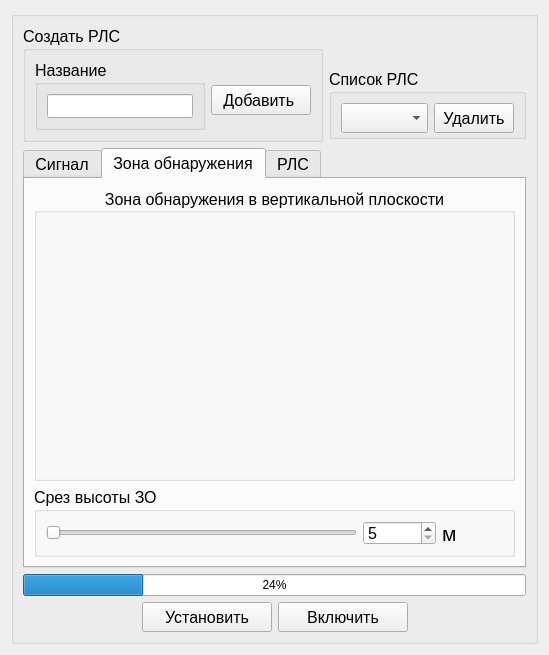
The window that src/Application/GUI/UI/optrlswindow.ui (Nisitka/air-trail-generator) describes before a commit, drawn with Qt 5.
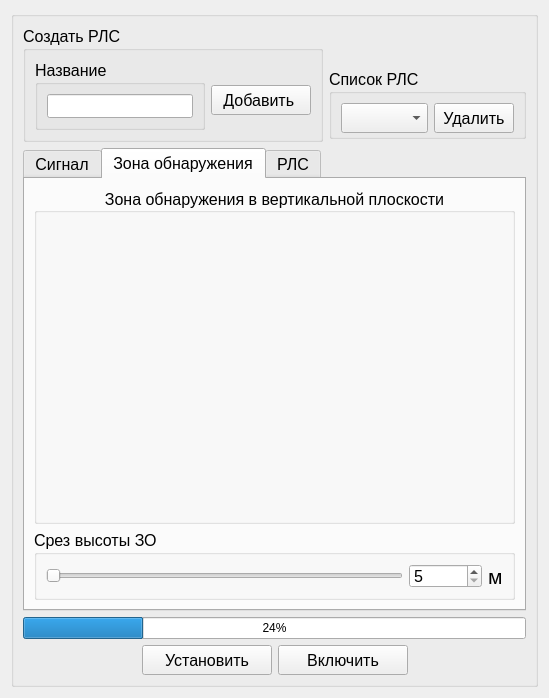
The same window after the commit.

Diff of the .ui file:
```diff
--- a/src/Application/GUI/UI/optrlswindow.ui
+++ b/src/Application/GUI/UI/optrlswindow.ui
@@ -7,7 +7,7 @@
     <x>0</x>
     <y>0</y>
     <width>549</width>
-    <height>636</height>
+    <height>698</height>
    </rect>
   </property>
   <property name="windowTitle">
@@ -619,25 +619,6 @@
                  </property>
                 </widget>
                </item>
-               <item>
-                <widget class="QLabel" name="colorHLabel">
-                 <property name="minimumSize">
-                  <size>
-                   <width>40</width>
-                   <height>30</height>
-                  </size>
-                 </property>
-                 <property name="maximumSize">
-                  <size>
-                   <width>40</width>
-                   <height>30</height>
-                  </size>
-                 </property>
-                 <property name="text">
-                  <string/>
-                 </property>
-                </widget>
-               </item>
               </layout>
              </item>
             </layout>
```
